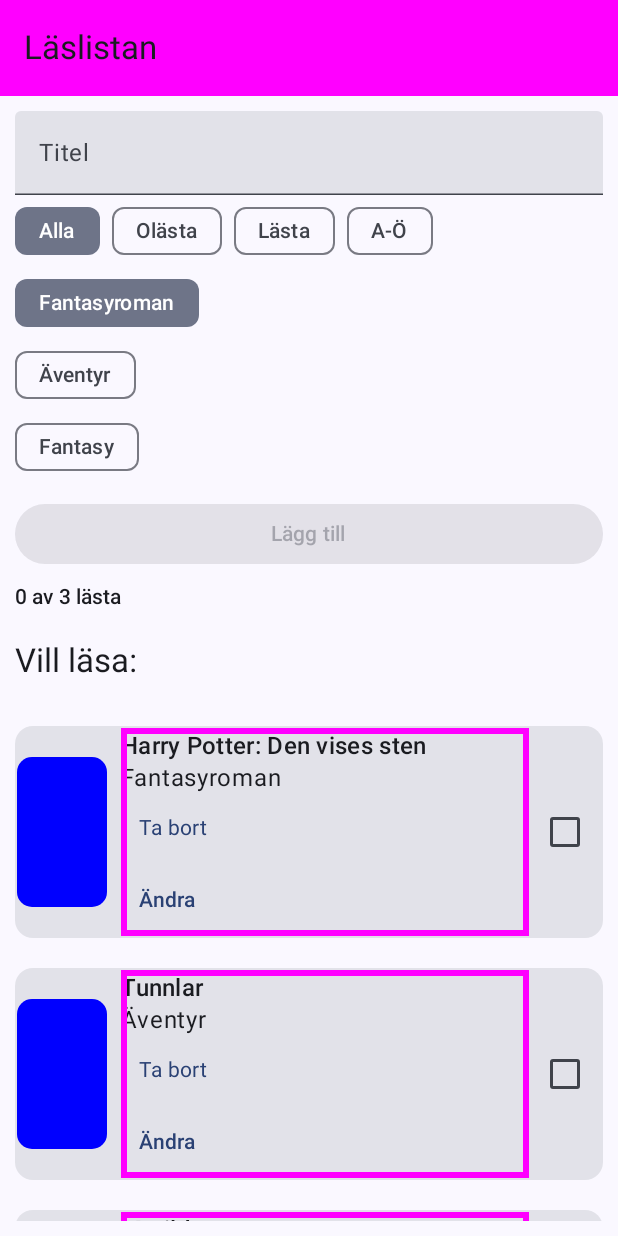
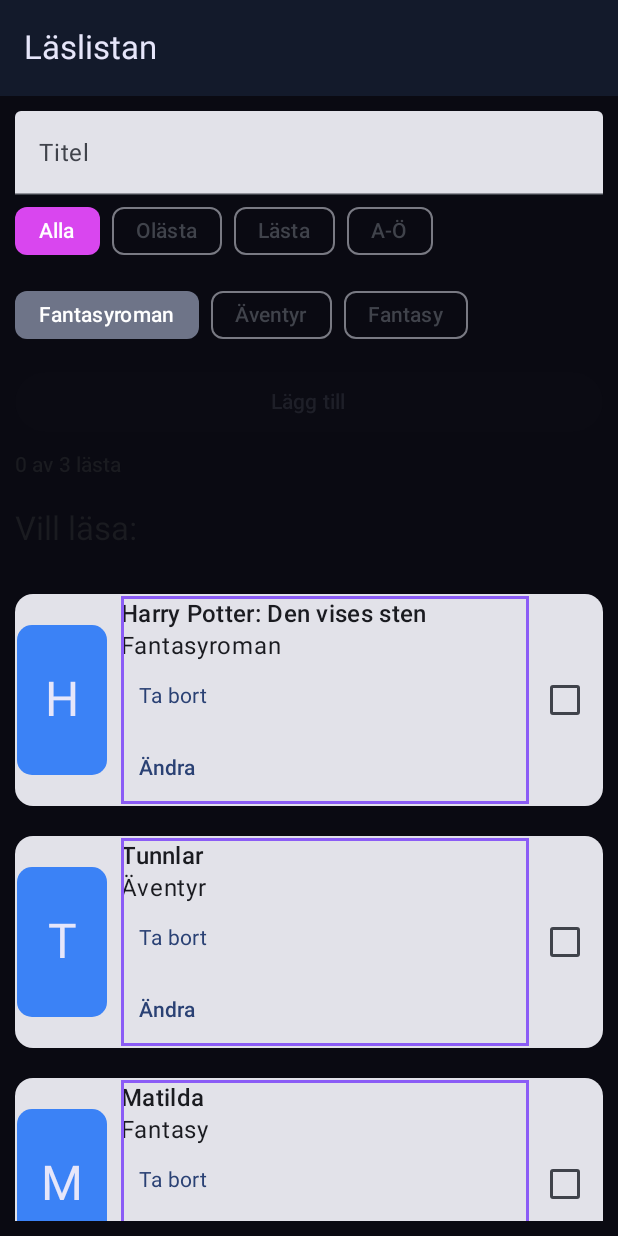
Before and after one commit to TeB404/Laslistan, an Android app built with Jetpack Compose: the screen it shows after launch (MainActivity), on a phone screen of 412 x 824 dp. Run offline under Robolectric (Android 15) with nearby library versions, the phone set to English and light mode, and no system bars.

Commit message:
Fix: Fixat en tema och .idea i gitignore

```diff
--- a/app/src/main/java/com/example/laslistan/MainActivity.kt
+++ b/app/src/main/java/com/example/laslistan/MainActivity.kt
@@ -49,8 +49,17 @@ import androidx.lifecycle.viewmodel.compose.viewModel
 import com.example.laslistan.ui.theme.LaslistanTheme
 import kotlinx.coroutines.launch
 import androidx.compose.material3.SnackbarHostState
+import androidx.compose.material3.FilterChipDefaults
+import androidx.compose.material3.ButtonDefaults
 import kotlinx.coroutines.selects.select
 
+
+val TwilightBlack = Color(0xFF0A0A12)
+val TwilightNavy = Color(0xFF131A2B)
+val TwilightBlue = Color(0xFF3B82F6)
+val TwilightPurple = Color(0xFF8B5CF6)
+val TwilightMagenta = Color(0xFFD946EF)
+val TwilightText = Color(0xFFE6E6FA)
 
 class MainActivity : ComponentActivity() {
     override fun onCreate(savedInstanceState: Bundle?) {
@@ -95,13 +104,13 @@ fun BildPlats(titel: String, modifier: Modifier = Modifier) {
         modifier = modifier
         .size(width = 60.dp, height = 100.dp)
         .clip(RoundedCornerShape(10.dp))
-        .background(Color.Blue),
+        .background(TwilightBlue),
         contentAlignment = Alignment.Center,
     ) {
         Text(
             text = titel.firstOrNull()?.uppercase() ?: "?",
             style = MaterialTheme.typography.headlineLarge,
-            color = Color.Blue,
+            color = TwilightText,
         )
     }
 }
@@ -114,7 +123,9 @@ fun BokKort(
     onEdit: () -> Unit,
     modifier: Modifier = Modifier,
 ) {
-    Card(modifier = modifier.fillMaxWidth()) {
+    Card(
+        modifier = modifier.fillMaxWidth()
+    ) {
         Row(
             modifier = Modifier.padding(1.dp),
             verticalAlignment = Alignment.CenterVertically,
@@ -124,7 +135,10 @@ fun BokKort(
                 modifier = Modifier
                     .padding(start = 9.dp)
                     .weight(1f)
-                    .border(4.dp, Color.Magenta)
+                    .border(
+                        width = 2.dp,
+                        color = TwilightPurple
+                    )
                     .fillMaxWidth()
             ) {
                 Text(
@@ -171,9 +185,14 @@ fun LaslistanScreen(viewModel: LaslistanViewModel = viewModel()) {
         snackbarHost = { SnackbarHost(snackbarHostState) },
         topBar = {
             TopAppBar(
-                title = { Text("Läslistan") },
+                title = {
+                    Text(
+                        text = "Läslistan",
+                        color = TwilightText
+                    )
+                },
                 colors = TopAppBarDefaults.topAppBarColors(
-                    containerColor = Color.Magenta,
+                    containerColor = TwilightNavy
                 )
             )
         }
@@ -182,6 +201,7 @@ fun LaslistanScreen(viewModel: LaslistanViewModel = viewModel()) {
             modifier = Modifier
                 .padding(innerPadding)
                 .fillMaxSize()
+                .background(TwilightBlack)
                 .padding(10.dp)
         ) {
             TextField(
@@ -200,17 +220,28 @@ fun LaslistanScreen(viewModel: LaslistanViewModel = viewModel()) {
                         selected = state.filter == filter,
                         onClick = { viewModel.onFilterChange(filter) },
                         label = { Text(filter) },
+                        colors = FilterChipDefaults.filterChipColors(
+                            selectedContainerColor = TwilightMagenta,
+                            selectedLabelColor = Color.White
+                        )
                     )
                 }
 
                 FilterChip(
                     selected = state.sortByTitle,
                     onClick = { viewModel.toggleSort() },
-                    label = { Text("A-Ö") }
+                    label = { Text("A-Ö") },
+                    colors = FilterChipDefaults.filterChipColors(
+                        selectedContainerColor = TwilightMagenta,
+                        selectedLabelColor = Color.White
+                )
                 )
             }
 
-
+            Row(
+                modifier = Modifier.padding(top = 8.dp),
+                horizontalArrangement = Arrangement.spacedBy(8.dp)
+            ) {
                 kategorier.forEach { kategori ->
                     FilterChip(
                         selected = state.nyKategori == kategori,
@@ -218,7 +249,11 @@ fun LaslistanScreen(viewModel: LaslistanViewModel = viewModel()) {
                         label = { Text(kategori) }
                     )
                 }
+            }
             Button(
+                colors = ButtonDefaults.buttonColors(
+                    containerColor = TwilightPurple
+                ),
                 onClick = {
                     if (state.editingId == null) {
                         viewModel.addBok()
```
Also changed, not shown: 1 other file. Lines whose indentation alone changed are shown as unchanged.
